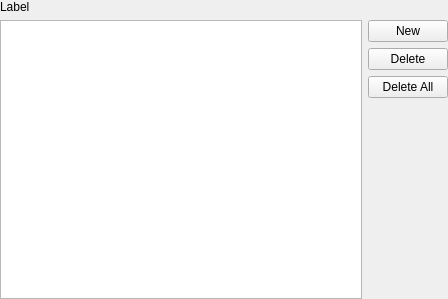
Before: the Qt Designer form Qt/Components/Resources/UI/pqKeyFrameEditor.ui in wildmichael/ParaView3-enhancements-old, drawn with Qt 5.
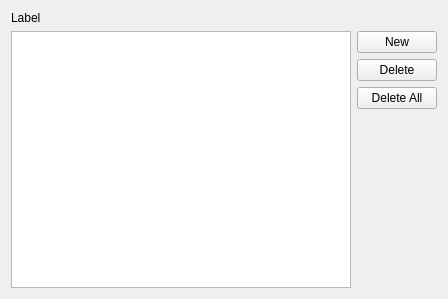
After: the same form once the commit is applied.

Commit message: COMP: Fix build error.

Patch:
```diff
--- a/Qt/Components/Resources/UI/pqKeyFrameEditor.ui
+++ b/Qt/Components/Resources/UI/pqKeyFrameEditor.ui
@@ -13,18 +13,6 @@
    <string>Form</string>
   </property>
   <layout class="QGridLayout" >
-   <property name="leftMargin" >
-    <number>0</number>
-   </property>
-   <property name="topMargin" >
-    <number>0</number>
-   </property>
-   <property name="rightMargin" >
-    <number>0</number>
-   </property>
-   <property name="bottomMargin" >
-    <number>0</number>
-   </property>
    <item row="1" column="1" >
     <widget class="QPushButton" name="pbNew" >
      <property name="text" >
```
